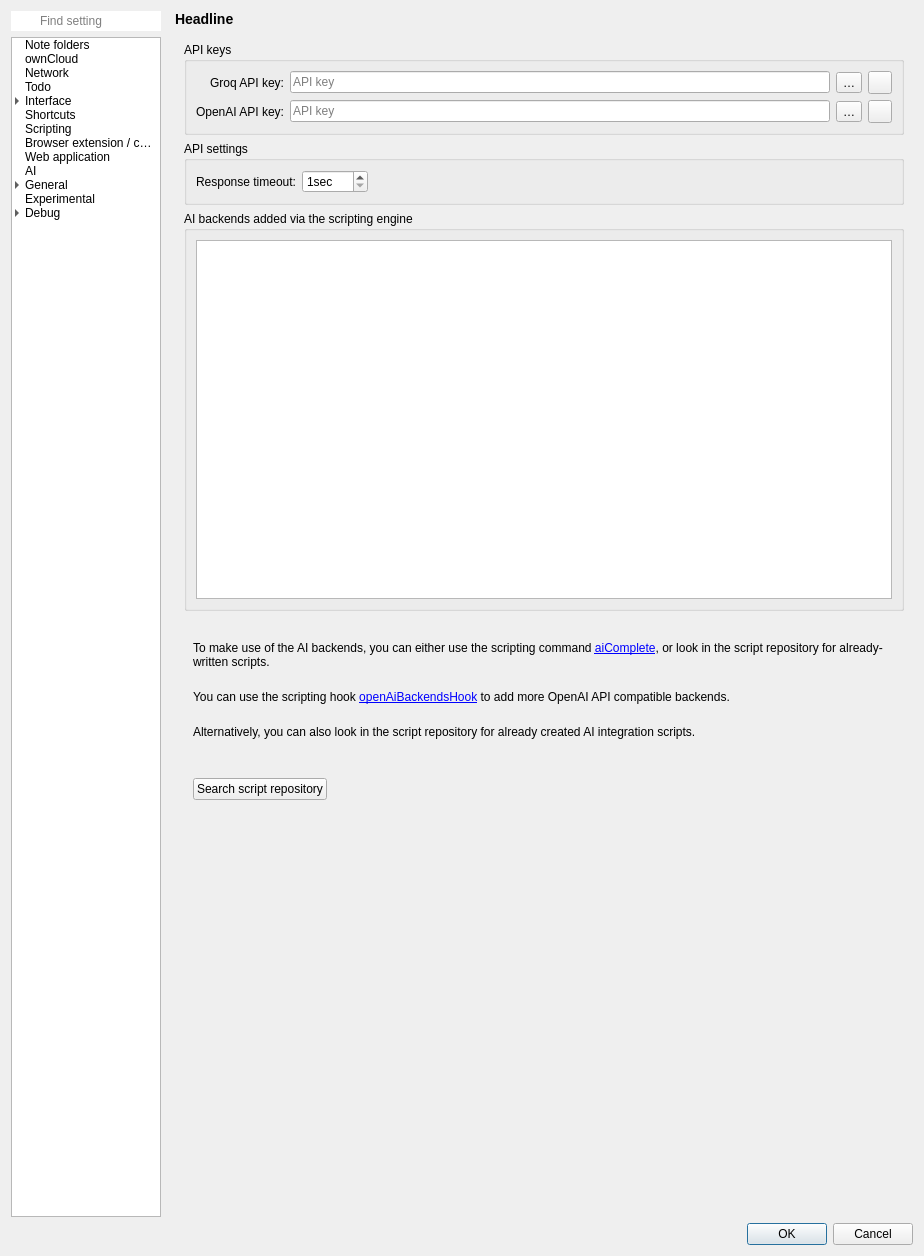
Qt form src/dialogs/settingsdialog.ui (dwongdev/QOwnNotes) before a commit.
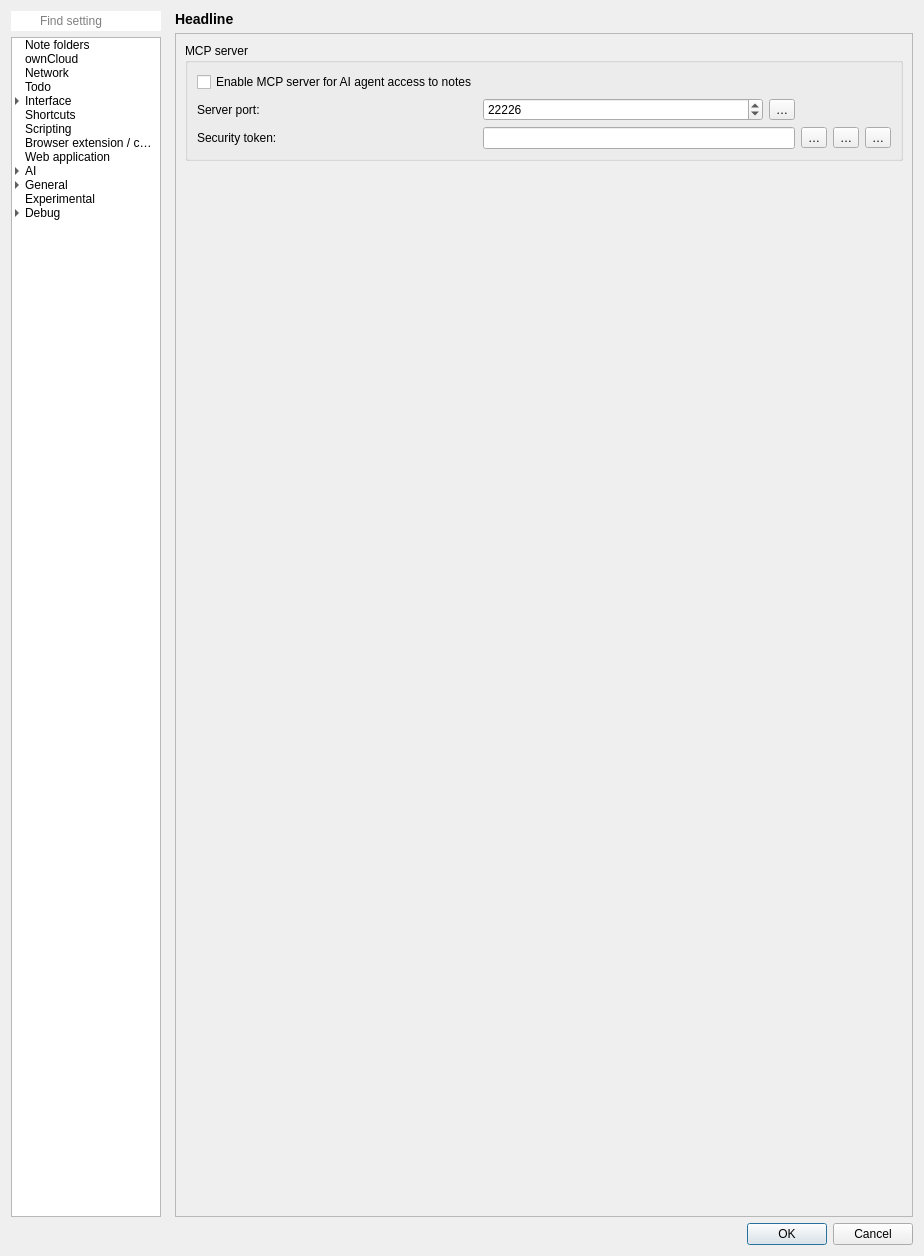
The same form after that commit. The open tabs and pages were chosen to show the change. Icons and pictures are not drawn. Custom widgets are drawn as their Qt base class.

Diff of the .ui file:
```diff
--- a/src/dialogs/settingsdialog.ui
+++ b/src/dialogs/settingsdialog.ui
@@ -331,6 +331,18 @@
               <normalon>:/icons/breeze-qownnotes/16x16/network-server-database.svg</normalon>
              </iconset>
             </property>
+              <item>
+               <property name="text">
+                <string>MCP server</string>
+               </property>
+               <property name="whatsThis">
+                <string notr="true">25</string>
+               </property>
+               <property name="icon">
+                <iconset theme="network-connect" resource="../breeze-qownnotes.qrc">
+                 <normaloff>:/icons/breeze-qownnotes/16x16/network-connect.svg</normaloff>:/icons/breeze-qownnotes/16x16/network-connect.svg</iconset>
+               </property>
+              </item>
            </item>
            <item>
             <property name="text">
@@ -7879,6 +7891,169 @@
               </item>
              </layout>
             </widget>
+             <widget class="QWidget" name="mcpServerPage">
+              <layout class="QGridLayout" name="gridLayout_mcpServerPage">
+               <property name="leftMargin">
+                <number>0</number>
+               </property>
+               <property name="topMargin">
+                <number>0</number>
+               </property>
+               <property name="rightMargin">
+                <number>0</number>
+               </property>
+               <property name="bottomMargin">
+                <number>0</number>
+               </property>
+               <item row="0" column="0">
+                <widget class="QScrollArea" name="mcpServerScrollArea">
+                 <property name="widgetResizable">
+                  <bool>true</bool>
+                 </property>
+                 <widget class="QWidget" name="mcpServerScrollAreaContents">
+                  <property name="geometry">
+                   <rect>
+                    <x>0</x>
+                    <y>0</y>
+                    <width>580</width>
+                    <height>400</height>
+                   </rect>
+                  </property>
+                  <layout class="QVBoxLayout" name="verticalLayout_mcpServer">
+                   <item>
+                    <widget class="QGroupBox" name="mcpServerGroupBox">
+                     <property name="title">
+                      <string>MCP server</string>
+                     </property>
+                     <layout class="QGridLayout" name="gridLayout_mcpServer">
+                      <item row="0" column="0" colspan="6">
+                       <widget class="QCheckBox" name="mcpServerEnabledCheckBox">
+                        <property name="text">
+                         <string>Enable MCP server for AI agent access to notes</string>
+                        </property>
+                       </widget>
+                      </item>
+                      <item row="1" column="0">
+                       <widget class="QLabel" name="mcpServerPortLabel">
+                        <property name="text">
+                         <string>Server port:</string>
+                        </property>
+                       </widget>
+                      </item>
+                      <item row="1" column="1">
+                       <widget class="QSpinBox" name="mcpServerPortSpinBox">
+                        <property name="minimum">
+                         <number>1</number>
+                        </property>
+                        <property name="maximum">
+                         <number>65535</number>
+                        </property>
+                        <property name="value">
+                         <number>22226</number>
+                        </property>
+                       </widget>
+                      </item>
+                      <item row="1" column="2">
+                       <widget class="QToolButton" name="mcpServerPortResetButton">
+                        <property name="toolTip">
+                         <string>Reset the MCP server port</string>
+                        </property>
+                        <property name="text">
+                         <string notr="true">…</string>
+                        </property>
+                        <property name="icon">
+                         <iconset theme="edit-clear" resource="../breeze-qownnotes.qrc">
+                          <normaloff>:/icons/breeze-qownnotes/16x16/edit-clear.svg</normaloff>:/icons/breeze-qownnotes/16x16/edit-clear.svg</iconset>
+                        </property>
+                       </widget>
+                      </item>
+                      <item row="2" column="0">
+                       <widget class="QLabel" name="mcpServerTokenLabel">
+                        <property name="text">
+                         <string>Security token:</string>
+                        </property>
+                       </widget>
+                      </item>
+                      <item row="2" column="1" colspan="2">
+                       <widget class="QLineEdit" name="mcpServerTokenLineEdit">
+                        <property name="toolTip">
+                         <string>If this is empty when saved, a new security token will be generated automatically.</string>
+                        </property>
+                        <property name="maxLength">
+                         <number>32</number>
+                        </property>
+                        <property name="readOnly">
+                         <bool>false</bool>
+                        </property>
+                        <property name="echoMode">
+                         <enum>QLineEdit::EchoMode::Password</enum>
+                        </property>
+                       </widget>
+                      </item>
+                      <item row="2" column="3">
+                       <widget class="QToolButton" name="mcpServerShowTokenButton">
+                        <property name="toolTip">
+                         <string>Show security token</string>
+                        </property>
+                        <property name="text">
+                         <string notr="true">…</string>
+                        </property>
+                        <property name="icon">
+                         <iconset theme="document-decrypt" resource="../breeze-qownnotes.qrc">
+                          <normaloff>:/icons/breeze-qownnotes/16x16/document-decrypt.svg</normaloff>:/icons/breeze-qownnotes/16x16/document-decrypt.svg</iconset>
+                        </property>
+                       </widget>
+                      </item>
+                      <item row="2" column="4">
+                       <widget class="QToolButton" name="mcpServerCopyTokenButton">
+                        <property name="toolTip">
+                         <string>Copy security token to clipboard</string>
+                        </property>
+                        <property name="text">
+                         <string notr="true">…</string>
+                        </property>
+                        <property name="icon">
+                         <iconset theme="edit-copy" resource="../breeze-qownnotes.qrc">
+                          <normaloff>:/icons/breeze-qownnotes/16x16/edit-copy.svg</normaloff>:/icons/breeze-qownnotes/16x16/edit-copy.svg</iconset>
+                        </property>
+                       </widget>
+                      </item>
+                      <item row="2" column="5">
+                       <widget class="QToolButton" name="mcpServerGenerateTokenButton">
+                        <property name="toolTip">
+                         <string>Generate new security token</string>
+                        </property>
+                        <property name="text">
+                         <string notr="true">…</string>
+                        </property>
+                        <property name="icon">
+                         <iconset theme="view-refresh" resource="../breeze-qownnotes.qrc">
+                          <normaloff>:/icons/breeze-qownnotes/16x16/view-refresh.svg</normaloff>:/icons/breeze-qownnotes/16x16/view-refresh.svg</iconset>
+                        </property>
+                       </widget>
+                      </item>
+                     </layout>
+                    </widget>
+                   </item>
+                   <item>
+                    <spacer name="mcpServerVerticalSpacer">
+                     <property name="orientation">
+                      <enum>Qt::Vertical</enum>
+                     </property>
+                     <property name="sizeHint" stdset="0">
+                      <size>
+                       <width>20</width>
+                       <height>40</height>
+                      </size>
+                     </property>
+                    </spacer>
+                   </item>
+                  </layout>
+                 </widget>
+                </widget>
+               </item>
+              </layout>
+             </widget>
            </widget>
           </item>
          </layout>
```
Left out of the diff: 7 changed lines with no effect on the pictures. Lines whose indentation alone changed are shown as unchanged.
